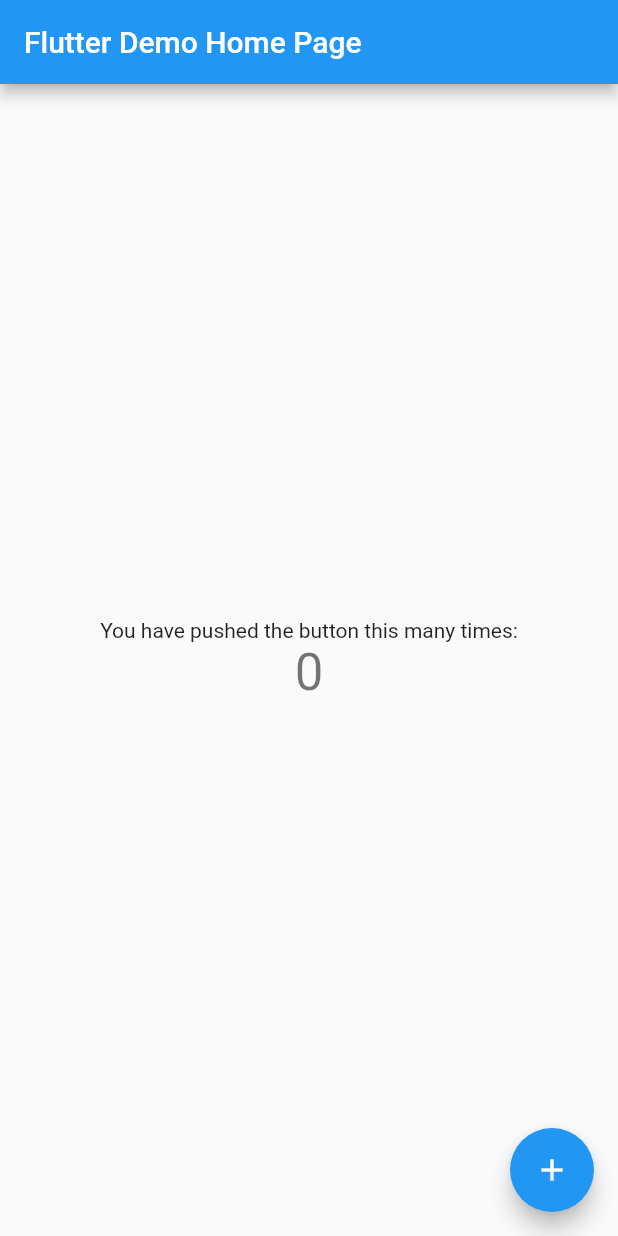
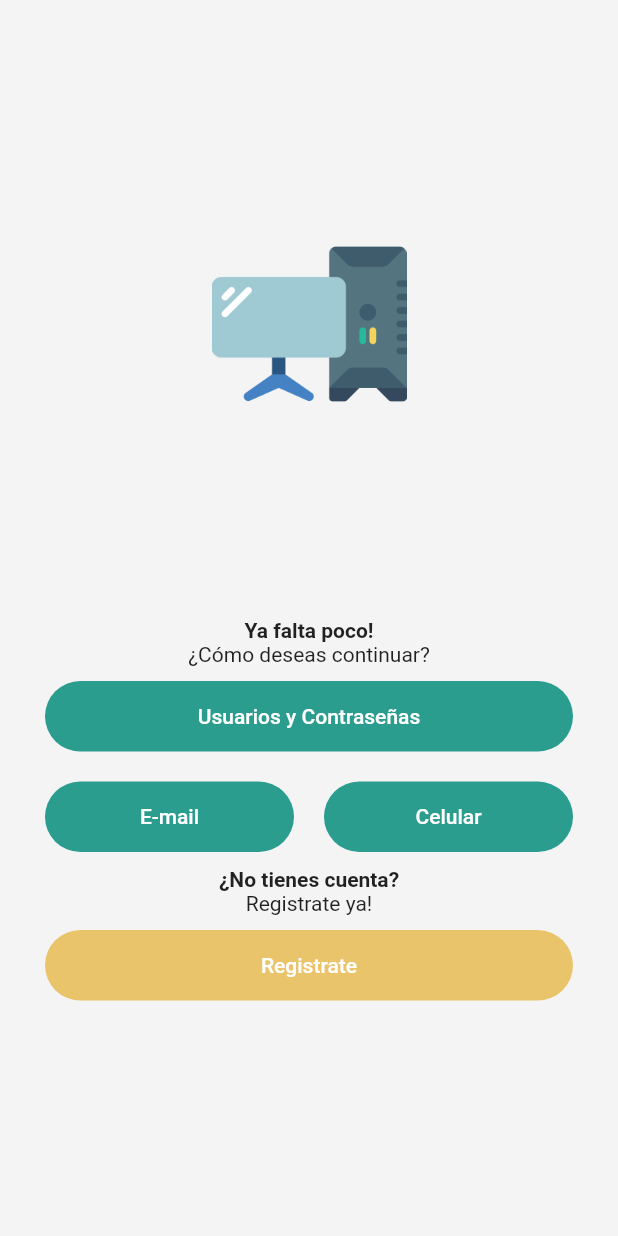
Before and after one commit to reyesjd/xytek, a Flutter app: the screen it shows after launch, on a phone screen of 412 x 824 dp. Run offline on Flutter 3.47's test engine with Material 2 defaults, Android fonts, the light colour scheme and no system bars; our stand-ins replace get.

Commit message:
Creacion de las paginas de inicio y de login

```diff
--- /dev/null
+++ b/lib/common/constants.dart
@@ -0,0 +1 @@
+const HOME_ROUTE = '/home';
--- a/lib/main.dart
+++ b/lib/main.dart
@@ -1,115 +1,6 @@
 import 'package:flutter/material.dart';
+import 'package:xytek/ui/my_app.dart';
 
 void main() {
-  runApp(const MyApp());
+  runApp(MyApp());
 }
-
-class MyApp extends StatelessWidget {
-  const MyApp({Key? key}) : super(key: key);
-
-  // This widget is the root of your application.
-  @override
-  Widget build(BuildContext context) {
-    return MaterialApp(
-      title: 'Flutter Demo',
-      theme: ThemeData(
-        // This is the theme of your application.
-        //
-        // Try running your application with "flutter run". You'll see the
-        // application has a blue toolbar. Then, without quitting the app, try
-        // changing the primarySwatch below to Colors.green and then invoke
-        // "hot reload" (press "r" in the console where you ran "flutter run",
-        // or simply save your changes to "hot reload" in a Flutter IDE).
-        // Notice that the counter didn't reset back to zero; the application
-        // is not restarted.
-        primarySwatch: Colors.blue,
-      ),
-      home: const MyHomePage(title: 'Flutter Demo Home Page'),
-    );
-  }
-}
-
-class MyHomePage extends StatefulWidget {
-  const MyHomePage({Key? key, required this.title}) : super(key: key);
-
-  // This widget is the home page of your application. It is stateful, meaning
-  // that it has a State object (defined below) that contains fields that affect
-  // how it looks.
-
-  // This class is the configuration for the state. It holds the values (in this
-  // case the title) provided by the parent (in this case the App widget) and
-  // used by the build method of the State. Fields in a Widget subclass are
-  // always marked "final".
-
-  final String title;
-
-  @override
-  State<MyHomePage> createState() => _MyHomePageState();
-}
-
-class _MyHomePageState extends State<MyHomePage> {
-  int _counter = 0;
-
-  void _incrementCounter() {
-    setState(() {
-      // This call to setState tells the Flutter framework that something has
-      // changed in this State, which causes it to rerun the build method below
-      // so that the display can reflect the updated values. If we changed
-      // _counter without calling setState(), then the build method would not be
-      // called again, and so nothing would appear to happen.
-      _counter++;
-    });
-  }
-
-  @override
-  Widget build(BuildContext context) {
-    // This method is rerun every time setState is called, for instance as done
-    // by the _incrementCounter method above.
-    //
-    // The Flutter framework has been optimized to make rerunning build methods
-    // fast, so that you can just rebuild anything that needs updating rather
-    // than having to individually change instances of widgets.
-    return Scaffold(
-      appBar: AppBar(
-        // Here we take the value from the MyHomePage object that was created by
-        // the App.build method, and use it to set our appbar title.
-        title: Text(widget.title),
-      ),
-      body: Center(
-        // Center is a layout widget. It takes a single child and positions it
-        // in the middle of the parent.
-        child: Column(
-          // Column is also a layout widget. It takes a list of children and
-          // arranges them vertically. By default, it sizes itself to fit its
-          // children horizontally, and tries to be as tall as its parent.
-          //
-          // Invoke "debug painting" (press "p" in the console, choose the
-          // "Toggle Debug Paint" action from the Flutter Inspector in Android
-          // Studio, or the "Toggle Debug Paint" command in Visual Studio Code)
-          // to see the wireframe for each widget.
-          //
-          // Column has various properties to control how it sizes itself and
-          // how it positions its children. Here we use mainAxisAlignment to
-          // center the children vertically; the main axis here is the vertical
-          // axis because Columns are vertical (the cross axis would be
-          // horizontal).
-          mainAxisAlignment: MainAxisAlignment.center,
-          children: <Widget>[
-            const Text(
-              'You have pushed the button this many times:',
-            ),
-            Text(
-              '$_counter',
-              style: Theme.of(context).textTheme.headline4,
-            ),
-          ],
-        ),
-      ),
-      floatingActionButton: FloatingActionButton(
-        onPressed: _incrementCounter,
-        tooltip: 'Increment',
-        child: const Icon(Icons.add),
-      ), // This trailing comma makes auto-formatting nicer for build methods.
-    );
-  }
-}
--- /dev/null
+++ b/lib/ui/my_app.dart
@@ -0,0 +1,22 @@
+import 'package:flutter/material.dart';
+import 'package:get/get.dart';
+import 'package:xytek/common/constants.dart';
+import 'package:xytek/ui/pages/launc_page.dart';
+import 'package:xytek/ui/pages/login/login_main_page.dart';
+
+class MyApp extends StatelessWidget {
+  @override
+  Widget build(BuildContext context) {
+    return GetMaterialApp(
+      title: 'News App',
+      debugShowCheckedModeBanner: false,
+      theme: ThemeData(
+        primarySwatch: Colors.blue,
+      ),
+      initialRoute: HOME_ROUTE,
+      getPages: [
+        GetPage(name: HOME_ROUTE, page: () => LoginMainPage()),
+      ],
+    );
+  }
+}
--- /dev/null
+++ b/lib/ui/pages/launc_page.dart
@@ -0,0 +1,32 @@
+import 'package:flutter/cupertino.dart';
+import 'package:flutter/material.dart';
+
+class LaunchPage extends StatelessWidget {
+  @override
+  Widget build(BuildContext context) {
+    return Scaffold(
+      body: Container(
+        decoration: BoxDecoration(
+          gradient: LinearGradient(
+            begin: Alignment.bottomCenter,
+            end: Alignment.topCenter,
+            colors: <Color>[
+              Color.fromRGBO(134, 217, 197, 1.0),
+              Color.fromRGBO(244, 244, 244, 1.0),
+            ],
+            tileMode: TileMode.clamp,
+          ),
+        ),
+        child: Center(
+          child: Container(
+            child: Image(
+              image: AssetImage("assets/logo/logo.png"),
+              width: 130,
+              height: 130,
+            ),
+          ),
+        ),
+      ),
+    );
+  }
+}
--- /dev/null
+++ b/lib/ui/pages/login/login_main_page.dart
@@ -0,0 +1,78 @@
+import 'package:flutter/cupertino.dart';
+import 'package:flutter/material.dart';
+import 'package:xytek/ui/widgets/button_widget.dart';
+
+class LoginMainPage extends StatelessWidget {
+  @override
+  Widget build(BuildContext context) {
+    return Scaffold(
+      body: Container(
+        padding: EdgeInsets.all(20),
+        color: Color.fromRGBO(244, 244, 244, 1),
+        child: Column(
+          crossAxisAlignment: CrossAxisAlignment.center,
+          mainAxisAlignment: MainAxisAlignment.center,
+          children: [
+            Expanded(
+              flex: 1,
+              child: Center(
+                child: Container(
+                  child: Image(
+                    image: AssetImage("assets/logo/logo.png"),
+                    width: 130,
+                    height: 130,
+                  ),
+                ),
+              ),
+            ),
+            Expanded(
+              flex: 1,
+              child: Center(
+                child: Column(
+                  children: [
+                    Text(
+                      "Ya falta poco!",
+                      style: TextStyle(fontWeight: FontWeight.bold),
+                    ),
+                    Text("¿Cómo deseas continuar?"),
+                    Row(
+                      children: [
+                        ButtonMain(
+                            text: "Usuarios y Contraseñas",
+                            onPressed: () {},
+                            type_main: true),
+                      ],
+                    ),
+                    Row(
+                      crossAxisAlignment: CrossAxisAlignment.center,
+                      mainAxisAlignment: MainAxisAlignment.spaceBetween,
+                      children: [
+                        ButtonMain(
+                            text: "E-mail", onPressed: () {}, type_main: true),
+                        ButtonMain(
+                            text: "Celular", onPressed: () {}, type_main: true),
+                      ],
+                    ),
+                    Text(
+                      "¿No tienes cuenta?",
+                      style: TextStyle(fontWeight: FontWeight.bold),
+                    ),
+                    Text("Registrate ya!"),
+                    Row(
+                      children: [
+                        ButtonMain(
+                            text: "Registrate",
+                            onPressed: () {},
+                            type_main: false),
+                      ],
+                    ),
+                  ],
+                ),
+              ),
+            ),
+          ],
+        ),
+      ),
+    );
+  }
+}
--- /dev/null
+++ b/lib/ui/widgets/button_widget.dart
@@ -0,0 +1,34 @@
+import 'package:flutter/material.dart';
+
+class ButtonMain extends StatelessWidget {
+  final String text;
+  final Function onPressed;
+  final bool type_main;
+
+  ButtonMain({required this.text ,required this.onPressed, required this.type_main});
+
+  @override
+  Widget build(BuildContext context) {
+    return Expanded(
+      child: Container(
+          height: 47,
+          margin: EdgeInsets.all(10),
+          child: ElevatedButton(
+            style: ButtonStyle(
+                shape: MaterialStateProperty.all<RoundedRectangleBorder>(
+                    RoundedRectangleBorder(
+                  borderRadius: BorderRadius.circular(50.0),
+                )),
+                backgroundColor: MaterialStateProperty.all<Color>(type_main
+                    ? Color.fromRGBO(42, 157, 143, 1)
+                    : Color.fromRGBO(233, 196, 106, 1))),
+            child: Text(
+              text,
+              textAlign: TextAlign.center,
+              style: TextStyle(color: Colors.white),
+            ),
+            onPressed: this.onPressed(),
+          )),
+    );
+  }
+}
```
Also changed, not shown: pubspec.yaml (+4 -6 lines), assets/logo/logo.png (added), lib/domain/controllers/authentication/authentication_contoller.dart (added), lib/domain/use_case/authentication/authentication_use_case.dart (added), pubspec.lock.
